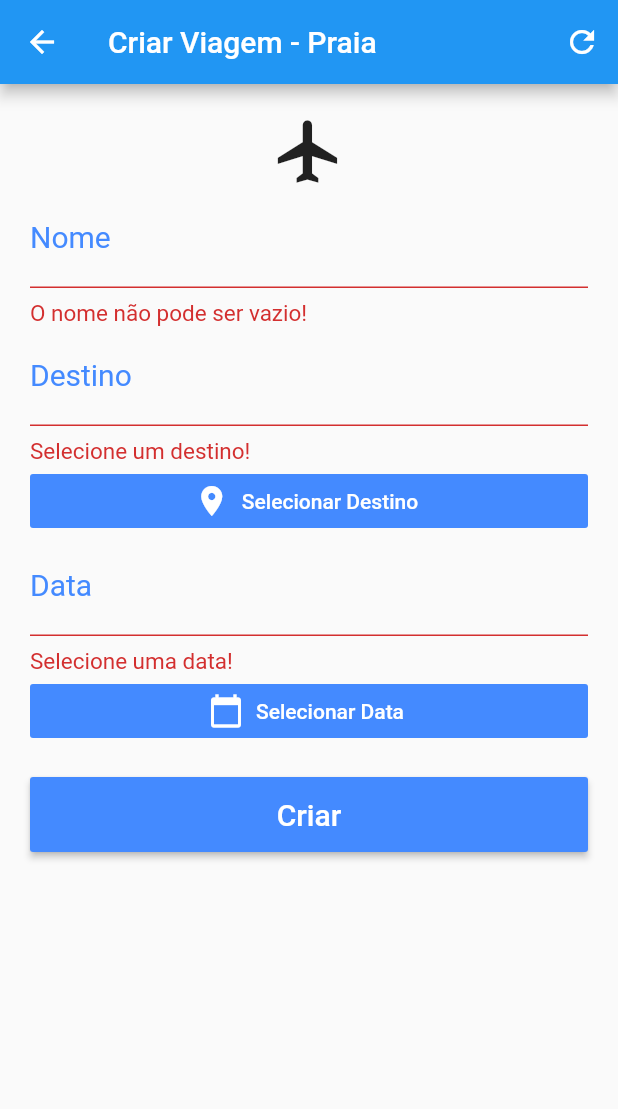
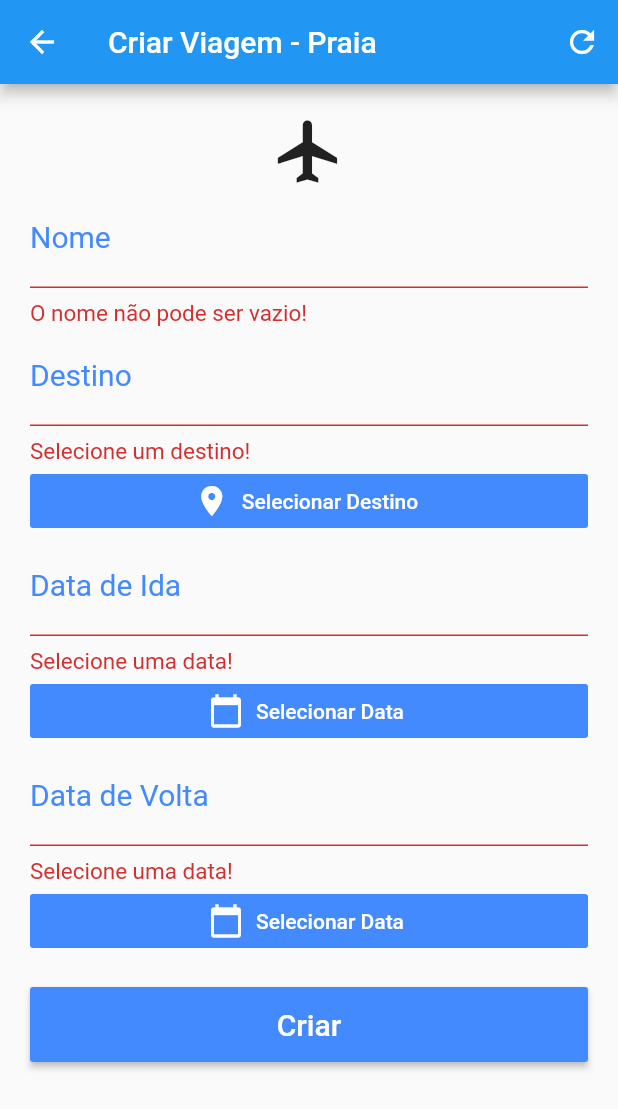
Before and after one commit to rafaelgomesxyz/travel-checklist, a Flutter app: the TripFormScreen screen opened directly, after a tap on "Criar", on a phone screen of 412 x 824 dp. Shown: the top 1109 px of the screen. Run offline on Flutter 3.47's test engine with Material 2 defaults, Android fonts, the phone set to English and light mode, and no system bars; our stand-ins replace flutter_datetime_picker, flutter_speed_dial, google_maps_flutter, sqflite, timeago; missing offline and left inert: place_picker; accounts and stored records are empty.

Commit message:
Separate trip timestamp between departure timestamp and return timestamp

```diff
--- a/lib/components/TripCard.dart
+++ b/lib/components/TripCard.dart
@@ -51,7 +51,7 @@ class _TripCardState extends State<TripCard> {
                   Row(
                     children: <Widget> [
                       Text(
-                        timeago.format(DateTime.fromMillisecondsSinceEpoch(_trip.timestamp), locale: 'pt_BR', allowFromNow: true),
+                        timeago.format(DateTime.fromMillisecondsSinceEpoch(_trip.departureTimestamp), locale: 'pt_BR', allowFromNow: true),
                       ),
                       Icon(Icons.access_time),
                     ],
--- a/lib/components/TripList.dart
+++ b/lib/components/TripList.dart
@@ -103,10 +103,10 @@ class _TripListState extends State<TripList> {
 
   void _sortList(List<Trip> trips) {
     trips.sort((Trip a, Trip b) {
-      if (a.timestamp > b.timestamp) {
+      if (a.departureTimestamp > b.departureTimestamp) {
         return 1;
       }
-      if (b.timestamp > a.timestamp) {
+      if (b.departureTimestamp > a.departureTimestamp) {
         return -1;
       }
       return 0;
--- a/lib/models/Trip.dart
+++ b/lib/models/Trip.dart
@@ -5,7 +5,8 @@ class Trip {
   String name = '';
   String destination = '';
   String destinationCoordinates = '';
-  int timestamp = 0;
+  int departureTimestamp = 0;
+  int returnTimestamp = 0;
   List<Checklist> checklists = [];
 
   Trip();
--- a/lib/screens/TripFormScreen.dart
+++ b/lib/screens/TripFormScreen.dart
@@ -25,6 +25,8 @@ class _TripFormScreenState extends State<TripFormScreen> {
   bool _isCreating = true;
   String _title = '';
   String _destinationCoordinates = '';
+  DateTime _departureDate;
+  DateTime _returnDate;
   Template _template = Template.Outro;
 
   final _dbHelper = DatabaseHelper.instance;
@@ -33,7 +35,8 @@ class _TripFormScreenState extends State<TripFormScreen> {
   GlobalKey<FormState> _formKey = GlobalKey<FormState>();
   TextEditingController _nameController = TextEditingController();
   TextEditingController _destinationController = TextEditingController();
-  TextEditingController _timestampController = TextEditingController();
+  TextEditingController _departureTimestampController = TextEditingController();
+  TextEditingController _returnTimestampController = TextEditingController();
 
   @override
   void initState() {
@@ -47,7 +50,8 @@ class _TripFormScreenState extends State<TripFormScreen> {
   void dispose() {
     _nameController.dispose();
     _destinationController.dispose();
-    _timestampController.dispose();
+    _departureTimestampController.dispose();
+    _returnTimestampController.dispose();
     super.dispose();
   }
 
@@ -146,11 +150,11 @@ class _TripFormScreenState extends State<TripFormScreen> {
                 },
               ),
               TextFormField(
-                controller: _timestampController,
+                controller: _departureTimestampController,
                 decoration: InputDecoration(
                   errorStyle: TextStyle(fontSize: 15.0),
                   labelStyle: TextStyle(color: Colors.blueAccent),
-                  labelText: 'Data',
+                  labelText: 'Data de Ida',
                 ),
                 keyboardType: TextInputType.text,
                 style: TextStyle(
@@ -163,7 +167,7 @@ class _TripFormScreenState extends State<TripFormScreen> {
                     return 'Selecione uma data!';
                   }
                   try {
-                    _dateFormat.parse(_timestampController.text);
+                    _dateFormat.parse(_departureTimestampController.text);
                   } catch (err) {
                     return 'Data inválida!';
                   }
@@ -178,12 +182,62 @@ class _TripFormScreenState extends State<TripFormScreen> {
                 onPressed: () {
                   DatePicker.showDateTimePicker(
                     context,
-                    currentTime: now,
+                    currentTime: _departureDate.millisecondsSinceEpoch <= now.millisecondsSinceEpoch ? now.add(Duration(minutes: 1)) : _departureDate,
                     locale: LocaleType.pt,
-                    minTime: now.subtract(Duration(seconds: 1)),
+                    minTime: now,
                     onConfirm: (date) {
                       setState(() {
-                        _timestampController.text = _dateFormat.format(date);
+                        _departureDate = date;
+                        _departureTimestampController.text = _dateFormat.format(_departureDate);
+                        if (_returnDate.millisecondsSinceEpoch <= _departureDate.millisecondsSinceEpoch) {
+                          _returnDate = _departureDate.add(Duration(minutes: 2));
+                        }
+                      });
+                    },
+                    showTitleActions: true,
+                  );
+                },
+              ),
+              TextFormField(
+                controller: _returnTimestampController,
+                decoration: InputDecoration(
+                  errorStyle: TextStyle(fontSize: 15.0),
+                  labelStyle: TextStyle(color: Colors.blueAccent),
+                  labelText: 'Data de Volta',
+                ),
+                keyboardType: TextInputType.text,
+                style: TextStyle(
+                  color: Colors.blueAccent,
+                  fontSize: 20.0,
+                ),
+                textAlign: TextAlign.left,
+                validator: (value) {
+                  if (value.isEmpty) {
+                    return 'Selecione uma data!';
+                  }
+                  try {
+                    _dateFormat.parse(_returnTimestampController.text);
+                  } catch (err) {
+                    return 'Data inválida!';
+                  }
+                  return null;
+                },
+              ),
+              FlatButton.icon(
+                color: Colors.blueAccent,
+                textColor: Colors.white,
+                icon: Icon(Icons.calendar_today),
+                label: Text('Selecionar Data'),
+                onPressed: () {
+                  DatePicker.showDateTimePicker(
+                    context,
+                    currentTime: _returnDate,
+                    locale: LocaleType.pt,
+                    minTime: _departureDate.add(Duration(minutes: 1)),
+                    onConfirm: (date) {
+                      setState(() {
+                        _returnDate = date;
+                        _returnTimestampController.text = _dateFormat.format(_returnDate);
                       });
                     },
                     showTitleActions: true,
@@ -219,18 +273,16 @@ class _TripFormScreenState extends State<TripFormScreen> {
               trip.name = _nameController.text;
               trip.destination = _destinationController.text;
               trip.destinationCoordinates = _destinationCoordinates;
-              trip.timestamp = _dateFormat
-                .parse(_timestampController.text)
-                .millisecondsSinceEpoch;
+              trip.departureTimestamp = _departureDate.millisecondsSinceEpoch;
+              trip.returnTimestamp = _returnDate.millisecondsSinceEpoch;
               trip.id = await _dbHelper.insertTrip(trip, _template);
               _eDispatcher.emit(Event.TripAdded, { 'trip': trip});
             } else {
               widget.trip.name = _nameController.text;
               widget.trip.destination = _destinationController.text;
               widget.trip.destinationCoordinates = _destinationCoordinates;
-              widget.trip.timestamp = _dateFormat
-                .parse(_timestampController.text)
-                .millisecondsSinceEpoch;
+              widget.trip.departureTimestamp = _departureDate.millisecondsSinceEpoch;
+              widget.trip.returnTimestamp = _returnDate.millisecondsSinceEpoch;
               await _dbHelper.updateTrip(widget.trip);
             }
             Navigator.pop(context);
@@ -259,7 +311,10 @@ class _TripFormScreenState extends State<TripFormScreen> {
         _nameController.text = '';
         _destinationController.text = '';
         _destinationCoordinates = '';
-        _timestampController.text = '';
+        _departureDate = DateTime.now().add(Duration(minutes: 1));
+        _returnDate = _departureDate.add(Duration(minutes: 2));
+        _departureTimestampController.text = '';
+        _returnTimestampController.text = '';
       } else {
         _isCreating = false;
         _template = Template.Outro;
@@ -267,7 +322,10 @@ class _TripFormScreenState extends State<TripFormScreen> {
         _nameController.text = widget.trip.name;
         _destinationController.text = widget.trip.destination;
         _destinationCoordinates = widget.trip.destinationCoordinates;
-        _timestampController.text = _dateFormat.format(DateTime.fromMillisecondsSinceEpoch(widget.trip.timestamp));
+        _departureDate = DateTime.fromMillisecondsSinceEpoch(widget.trip.departureTimestamp);
+        _returnDate = DateTime.fromMillisecondsSinceEpoch(widget.trip.returnTimestamp);
+        _departureTimestampController.text = _dateFormat.format(_departureDate);
+        _returnTimestampController.text = _dateFormat.format(_returnDate);
       }
     });
   }
--- a/lib/services/DatabaseHelper.dart
+++ b/lib/services/DatabaseHelper.dart
@@ -23,7 +23,8 @@ class DatabaseHelper {
   static final columnForPlaces = 'for_places';
   static final columnDestination = 'destination';
   static final columnDestinationCoordinates = 'destination_coordinates';
-  static final columnTimestamp = 'timestamp';
+  static final columnDepartureTimestamp = 'departure_timestamp';
+  static final columnReturnTimestamp = 'return_timestamp';
 
   static final schemaChecklistItem = '''
     CREATE TABLE $tableChecklistItem (
@@ -48,7 +49,8 @@ class DatabaseHelper {
       $columnName VARCHAR(255) NOT NULL,
       $columnDestination VARCHAR(255) NOT NULL,
       $columnDestinationCoordinates VARCHAR(63) NOT NULL,
-      $columnTimestamp INTEGER NOT NULL
+      $columnDepartureTimestamp INTEGER NOT NULL,
+      $columnReturnTimestamp INTEGER NOT NULL
     )
   ''';
 
@@ -103,7 +105,8 @@ class DatabaseHelper {
     row[columnName] = trip.name;
     row[columnDestination] = trip.destination;
     row[columnDestinationCoordinates] = trip.destinationCoordinates;
-    row[columnTimestamp] = trip.timestamp;
+    row[columnDepartureTimestamp] = trip.departureTimestamp;
+    row[columnReturnTimestamp] = trip.returnTimestamp;
     int tripId = await db.insert(tableTrip, row);
 
     // Fill trip with predefined checklists based on template.
@@ -152,7 +155,8 @@ class DatabaseHelper {
     row[columnName] = trip.name;
     row[columnDestination] = trip.destination;
     row[columnDestinationCoordinates] = trip.destinationCoordinates;
-    row[columnTimestamp] = trip.timestamp;
+    row[columnDepartureTimestamp] = trip.departureTimestamp;
+    row[columnReturnTimestamp] = trip.returnTimestamp;
     return await db.update(tableTrip, row, where: '$columnId = ?', whereArgs: [trip.id]);
   }
 
@@ -203,7 +207,8 @@ class DatabaseHelper {
       trip.name = row[columnName];
       trip.destination = row[columnDestination];
       trip.destinationCoordinates = row[columnDestinationCoordinates];
-      trip.timestamp = row[columnTimestamp];
+      trip.departureTimestamp = row[columnDepartureTimestamp];
+      trip.returnTimestamp = row[columnReturnTimestamp];
       trips.add(trip);
     }
     return trips;
```
Also changed, not shown: lib/screens/TripScreen.dart (+19 -3 lines).
